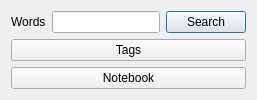
Qt form QNoteSearchDialog.ui (cas--/Qvernote) before a commit.
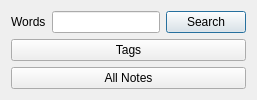
The same form after that commit. Icons and pictures are not drawn.

Commit message: Standardise notebook labels

The edit to the form file:
```diff
--- a/QNoteSearchDialog.ui
+++ b/QNoteSearchDialog.ui
@@ -40,7 +40,7 @@
    <item row="2" column="0" colspan="3">
     <widget class="QPushButton" name="pbSearchNotebook">
      <property name="text">
-      <string>Notebook</string>
+      <string>All Notes</string>
      </property>
     </widget>
    </item>
```
The commit also changes 5 other files.
